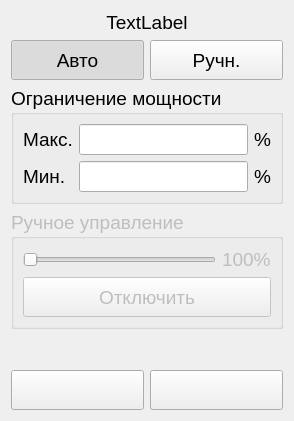
First picture: the form in QtClient/QtClimaClient/Controls/AnalogModeSwitch.ui, repository ciberslavik/climacore, before the edit.
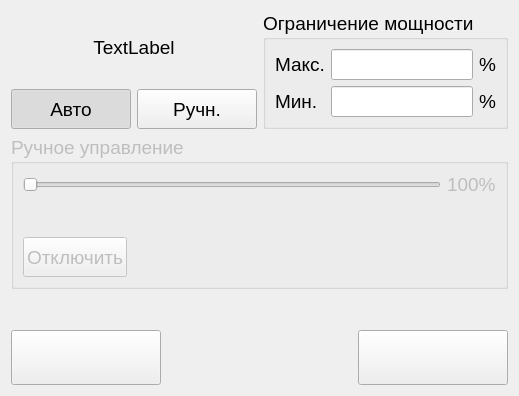
Second picture: the form after the edit. Icons and pictures are not drawn. Custom widgets are drawn as their Qt base class.

```diff
--- a/QtClient/QtClimaClient/Controls/AnalogModeSwitch.ui
+++ b/QtClient/QtClimaClient/Controls/AnalogModeSwitch.ui
@@ -6,8 +6,8 @@
    <rect>
     <x>0</x>
     <y>0</y>
-    <width>294</width>
-    <height>421</height>
+    <width>519</width>
+    <height>396</height>
    </rect>
   </property>
   <property name="font">
@@ -18,70 +18,18 @@
   <property name="windowTitle">
    <string>Form</string>
   </property>
-  <layout class="QGridLayout" name="gridLayout">
-   <item row="5" column="0">
-    <layout class="QHBoxLayout" name="horizontalLayout">
-     <item>
-      <widget class="QPushButton" name="btnAccept">
-       <property name="minimumSize">
-        <size>
-         <width>0</width>
-         <height>40</height>
-        </size>
-       </property>
-       <property name="maximumSize">
-        <size>
-         <width>16777215</width>
-         <height>40</height>
-        </size>
-       </property>
-       <property name="text">
-        <string/>
-       </property>
-       <property name="icon">
-        <iconset resource="../Resources.qrc">
-         <normaloff>:/Images/ok.png</normaloff>:/Images/ok.png</iconset>
-       </property>
-       <property name="iconSize">
-        <size>
-         <width>32</width>
-         <height>32</height>
-        </size>
-       </property>
-      </widget>
-     </item>
-     <item>
-      <widget class="QPushButton" name="btnReject">
-       <property name="minimumSize">
-        <size>
-         <width>0</width>
-         <height>40</height>
-        </size>
-       </property>
-       <property name="maximumSize">
-        <size>
-         <width>16777215</width>
-         <height>40</height>
-        </size>
-       </property>
-       <property name="text">
-        <string/>
-       </property>
-       <property name="icon">
-        <iconset resource="../Resources.qrc">
-         <normaloff>:/Images/delete.png</normaloff>:/Images/delete.png</iconset>
-       </property>
-       <property name="iconSize">
-        <size>
-         <width>32</width>
-         <height>32</height>
-        </size>
-       </property>
-      </widget>
-     </item>
-    </layout>
+  <layout class="QGridLayout" name="gridLayout_3">
+   <item row="0" column="0">
+    <widget class="QLabel" name="lblTitle">
+     <property name="text">
+      <string>TextLabel</string>
+     </property>
+     <property name="alignment">
+      <set>Qt::AlignCenter</set>
+     </property>
+    </widget>
    </item>
-   <item row="2" column="0">
+   <item row="0" column="1" rowspan="2">
     <widget class="QGroupBox" name="groupBox">
      <property name="title">
       <string>Ограничение мощности</string>
@@ -124,32 +72,19 @@
      </layout>
     </widget>
    </item>
-   <item row="4" column="0">
-    <spacer name="verticalSpacer">
-     <property name="orientation">
-      <enum>Qt::Vertical</enum>
-     </property>
-     <property name="sizeHint" stdset="0">
-      <size>
-       <width>20</width>
-       <height>40</height>
-      </size>
-     </property>
-    </spacer>
-   </item>
    <item row="1" column="0">
     <layout class="QHBoxLayout" name="horizontalLayout_2">
      <item>
       <widget class="QPushButton" name="btnAuto">
        <property name="minimumSize">
         <size>
-         <width>0</width>
+         <width>120</width>
          <height>40</height>
         </size>
        </property>
        <property name="maximumSize">
         <size>
-         <width>16777215</width>
+         <width>120</width>
          <height>40</height>
         </size>
        </property>
@@ -181,13 +116,13 @@
       <widget class="QPushButton" name="btnManual">
        <property name="minimumSize">
         <size>
-         <width>0</width>
+         <width>120</width>
          <height>40</height>
         </size>
        </property>
        <property name="maximumSize">
         <size>
-         <width>16777215</width>
+         <width>120</width>
          <height>40</height>
         </size>
        </property>
@@ -214,7 +149,7 @@
      </item>
     </layout>
    </item>
-   <item row="3" column="0">
+   <item row="2" column="0" colspan="2">
     <widget class="QGroupBox" name="groupBox_2">
      <property name="enabled">
       <bool>false</bool>
@@ -222,26 +157,15 @@
      <property name="title">
       <string>Ручное управление</string>
      </property>
-     <layout class="QGridLayout" name="gridLayout_3">
-      <item row="0" column="1">
-       <widget class="QLabel" name="lblManualValue">
-        <property name="text">
-         <string>100%</string>
-        </property>
-       </widget>
-      </item>
-      <item row="0" column="0">
-       <widget class="QSlider" name="sldManualPower">
-        <property name="maximum">
-         <number>1000</number>
-        </property>
-        <property name="orientation">
-         <enum>Qt::Horizontal</enum>
-        </property>
-       </widget>
-      </item>
-      <item row="1" column="0" colspan="2">
+     <layout class="QGridLayout" name="gridLayout">
+      <item row="2" column="0">
        <widget class="QPushButton" name="btnBlock">
+        <property name="sizePolicy">
+         <sizepolicy hsizetype="Fixed" vsizetype="Fixed">
+          <horstretch>0</horstretch>
+          <verstretch>0</verstretch>
+         </sizepolicy>
+        </property>
         <property name="minimumSize">
          <size>
           <width>0</width>
@@ -272,18 +196,126 @@
         </property>
        </widget>
       </item>
+      <item row="0" column="1">
+       <widget class="QLabel" name="lblManualValue">
+        <property name="text">
+         <string>100%</string>
+        </property>
+       </widget>
+      </item>
+      <item row="1" column="0">
+       <spacer name="verticalSpacer_2">
+        <property name="orientation">
+         <enum>Qt::Vertical</enum>
+        </property>
+        <property name="sizeHint" stdset="0">
+         <size>
+          <width>20</width>
+          <height>40</height>
+         </size>
+        </property>
+       </spacer>
+      </item>
+      <item row="0" column="0">
+       <widget class="QSlider" name="sldManualPower">
+        <property name="maximum">
+         <number>1000</number>
+        </property>
+        <property name="orientation">
+         <enum>Qt::Horizontal</enum>
+        </property>
+       </widget>
+      </item>
      </layout>
     </widget>
    </item>
-   <item row="0" column="0">
-    <widget class="QLabel" name="lblTitle">
-     <property name="text">
-      <string>TextLabel</string>
+   <item row="3" column="0" colspan="2">
+    <spacer name="verticalSpacer">
+     <property name="orientation">
+      <enum>Qt::Vertical</enum>
      </property>
-     <property name="alignment">
-      <set>Qt::AlignCenter</set>
+     <property name="sizeHint" stdset="0">
+      <size>
+       <width>20</width>
+       <height>40</height>
+      </size>
      </property>
-    </widget>
+    </spacer>
+   </item>
+   <item row="4" column="0" colspan="2">
+    <layout class="QHBoxLayout" name="horizontalLayout">
+     <item>
+      <widget class="QPushButton" name="btnAccept">
+       <property name="minimumSize">
+        <size>
+         <width>150</width>
+         <height>55</height>
+        </size>
+       </property>
+       <property name="maximumSize">
+        <size>
+         <width>150</width>
+         <height>55</height>
+        </size>
+       </property>
+       <property name="text">
+        <string/>
+       </property>
+       <property name="icon">
+        <iconset resource="../Resources.qrc">
+         <normaloff>:/Images/ok.png</normaloff>:/Images/ok.png</iconset>
+       </property>
+       <property name="iconSize">
+        <size>
+         <width>32</width>
+         <height>32</height>
+        </size>
+       </property>
+      </widget>
+     </item>
+     <item>
+      <spacer name="horizontalSpacer">
+       <property name="orientation">
+        <enum>Qt::Horizontal</enum>
+       </property>
+       <property name="sizeHint" stdset="0">
+        <size>
+         <width>40</width>
+         <height>20</height>
+        </size>
+       </property>
+      </spacer>
+     </item>
+     <item>
+      <widget class="QPushButton" name="btnReject">
+       <property name="minimumSize">
+        <size>
+         <width>150</width>
+         <height>55</height>
+        </size>
+       </property>
+       <property name="maximumSize">
+        <size>
+         <width>150</width>
+         <height>55</height>
+        </size>
+       </property>
+       <property name="text">
+        <string/>
+       </property>
+       <property name="icon">
+        <iconset resource="../Resources.qrc">
+         <normaloff>:/Images/delete.png</normaloff>:/Images/delete.png</iconset>
+       </property>
+       <property name="iconSize">
+        <size>
+         <width>32</width>
+         <height>32</height>
+        </size>
+       </property>
+      </widget>
+     </item>
+    </layout>
    </item>
   </layout>
  </widget>
```
